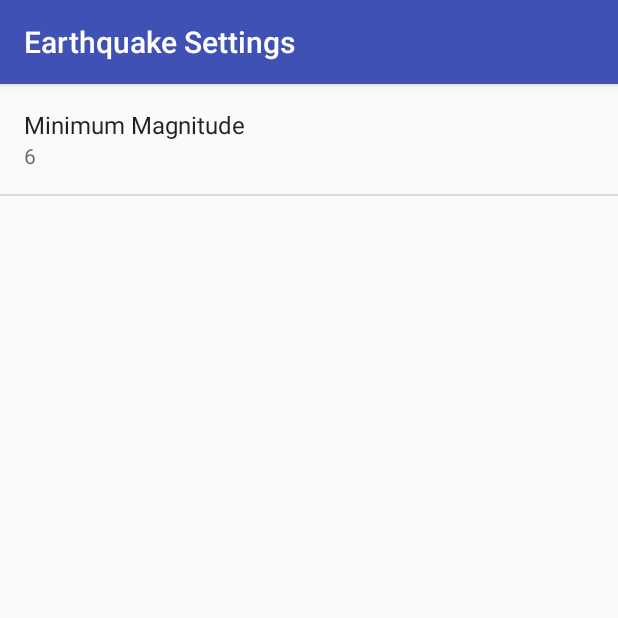
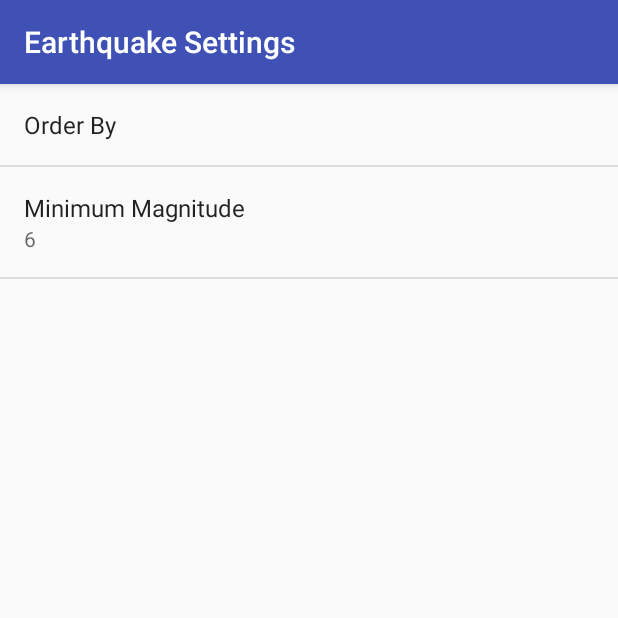
Before and after one commit to kartik-soni/Earthquake-Sensing-and-Reporting-App, an Android app: the screen it shows after launch (SettingsActivity), after a tap on "Settings", on a phone screen of 412 x 824 dp, the top half of it. Run offline under Robolectric (Android 15) with nearby library versions, the phone set to English and light mode, and no system bars.

```diff
--- a/app/src/main/java/com/example/kartik/earthquakesensor/MainActivity.java
+++ b/app/src/main/java/com/example/kartik/earthquakesensor/MainActivity.java
@@ -31,7 +31,6 @@ public class MainActivity extends AppCompatActivity implements LoaderCallbacks<L
     private TextView mEmptyStateTextView;
     private static final int EARTHQUAKE_LOADER_ID = 1;
     private static final String USGS_REQUEST_URL = "https://earthquake.usgs.gov/fdsnws/event/1/query";
-    //private static final String USGS_REQUEST_URL ="https://earthquake.usgs.gov/fdsnws/event/1/query?format=geojson&eventtype=earthquake&orderby=time&minmag=6&limit=10";
     private EarthquakeAdapter mAdapter;
     @Override
     protected void onCreate(Bundle savedInstanceState) {
@@ -106,13 +105,19 @@ public class MainActivity extends AppCompatActivity implements LoaderCallbacks<L
         String minMagnitude = sharedPrefs.getString(
                 getString(R.string.settings_min_magnitude_key),
                 getString(R.string.settings_min_magnitude_default));
+
+        String orderBy = sharedPrefs.getString(
+                getString(R.string.settings_order_by_key),
+                getString(R.string.settings_order_by_default)
+        );
+
         Uri baseUri = Uri.parse(USGS_REQUEST_URL);
         Uri.Builder uriBuilder = baseUri.buildUpon();
 
         uriBuilder.appendQueryParameter("format", "geojson");
-        uriBuilder.appendQueryParameter("limit", "10");
+        uriBuilder.appendQueryParameter("limit", "50");
         uriBuilder.appendQueryParameter("minmag", minMagnitude);
-        uriBuilder.appendQueryParameter("orderby", "time");
+        uriBuilder.appendQueryParameter("orderby", orderBy);
 
         return new EarthquakeLoader(this, uriBuilder.toString());
     }
--- a/app/src/main/java/com/example/kartik/earthquakesensor/SettingsActivity.java
+++ b/app/src/main/java/com/example/kartik/earthquakesensor/SettingsActivity.java
@@ -6,6 +6,7 @@ package com.example.kartik.earthquakesensor;
 
 import android.content.SharedPreferences;
 import android.os.Bundle;
+import android.preference.ListPreference;
 import android.preference.Preference;
 import android.preference.PreferenceFragment;
 import android.preference.PreferenceManager;
@@ -28,12 +29,24 @@ public class SettingsActivity extends AppCompatActivity {
 
             Preference minMagnitude = findPreference(getString(R.string.settings_min_magnitude_key));
             bindPreferenceSummaryToValue(minMagnitude);
+
+            Preference orderBy = findPreference(getString(R.string.settings_order_by_key));
+            bindPreferenceSummaryToValue(orderBy);
         }
 
         @Override
         public boolean onPreferenceChange(Preference preference, Object value) {
             String stringValue = value.toString();
-            preference.setSummary(stringValue);
+            if (preference instanceof ListPreference) {
+                ListPreference listPreference = (ListPreference) preference;
+                int prefIndex = listPreference.findIndexOfValue(stringValue);
+                if (prefIndex >= 0) {
+                    CharSequence[] labels = listPreference.getEntries();
+                    preference.setSummary(labels[prefIndex]);
+                }
+            } else {
+                preference.setSummary(stringValue);
+            }
             return true;
         }
 
--- a/app/src/main/res/xml/settings_main.xml
+++ b/app/src/main/res/xml/settings_main.xml
@@ -1,6 +1,14 @@
+<?xml version="1.0" encoding="utf-8"?>
 <PreferenceScreen
     xmlns:android="http://schemas.android.com/apk/res/android"
     android:title="@string/settings_title">
+
+    <ListPreference
+        android:defaultValue="@string/settings_order_by_default"
+        android:entries="@array/settings_order_by_labels"
+        android:entryValues="@array/settings_order_by_values"
+        android:key="@string/settings_order_by_key"
+        android:title="@string/settings_order_by_label" />
 
     <EditTextPreference
         android:defaultValue="@string/settings_min_magnitude_default"
```
